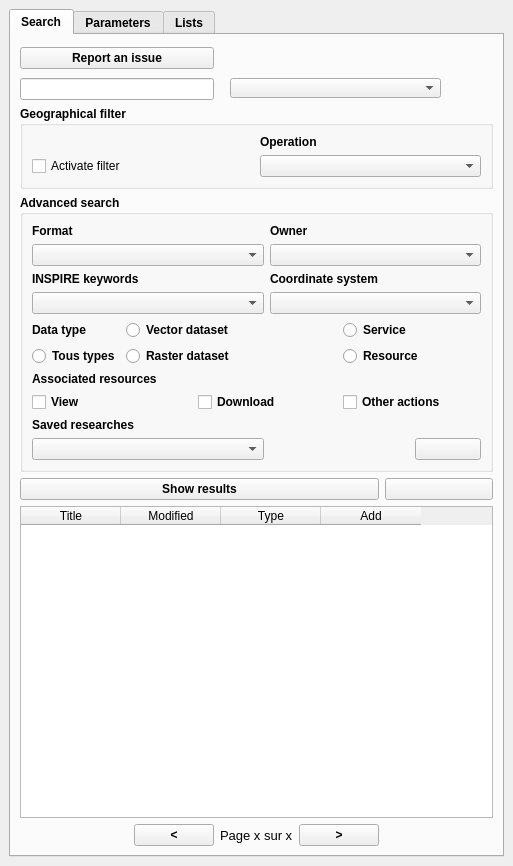
First picture: the form in isogeo_dockwidget_base.ui, repository isogeo/isogeo-plugin-qgis, before the edit.
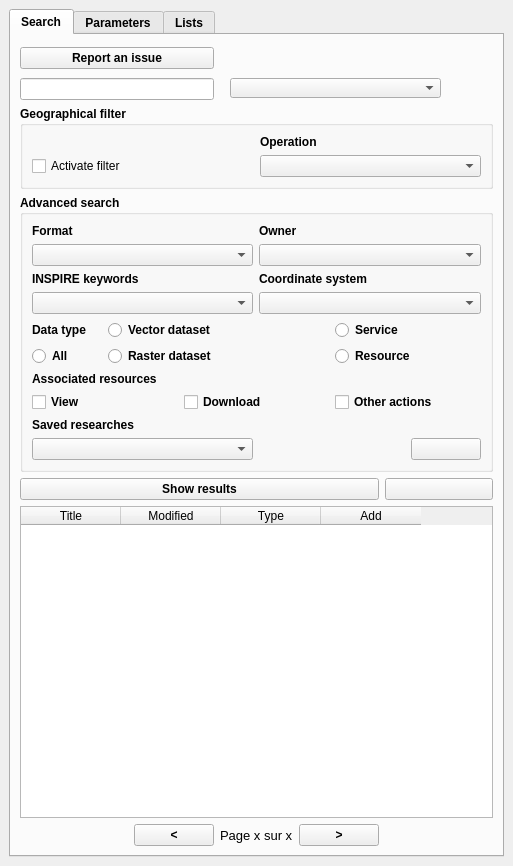
Second picture: the form after the edit. Icons and pictures are not drawn. Custom widgets are drawn as their Qt base class.

Diff of the .ui file:
```diff
--- a/isogeo_dockwidget_base.ui
+++ b/isogeo_dockwidget_base.ui
@@ -332,7 +332,7 @@
            <item row="5" column="0">
             <widget class="QRadioButton" name="rdb_alltypes">
              <property name="text">
-              <string>Tous types</string>
+              <string>All</string>
              </property>
             </widget>
            </item>
```
